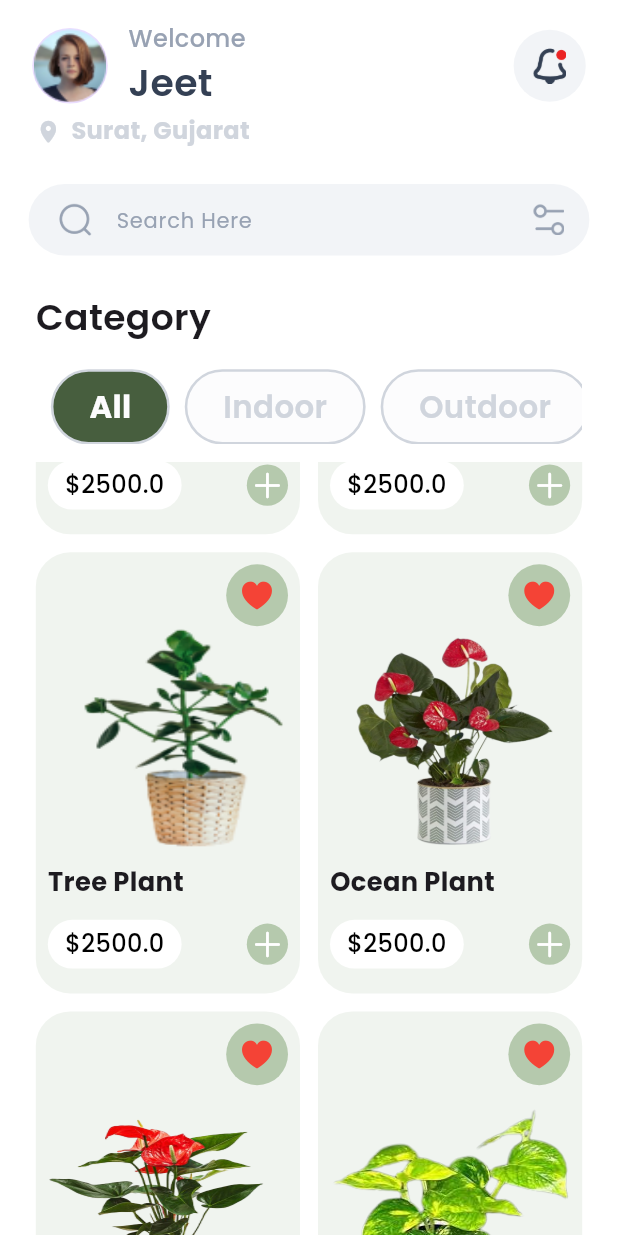
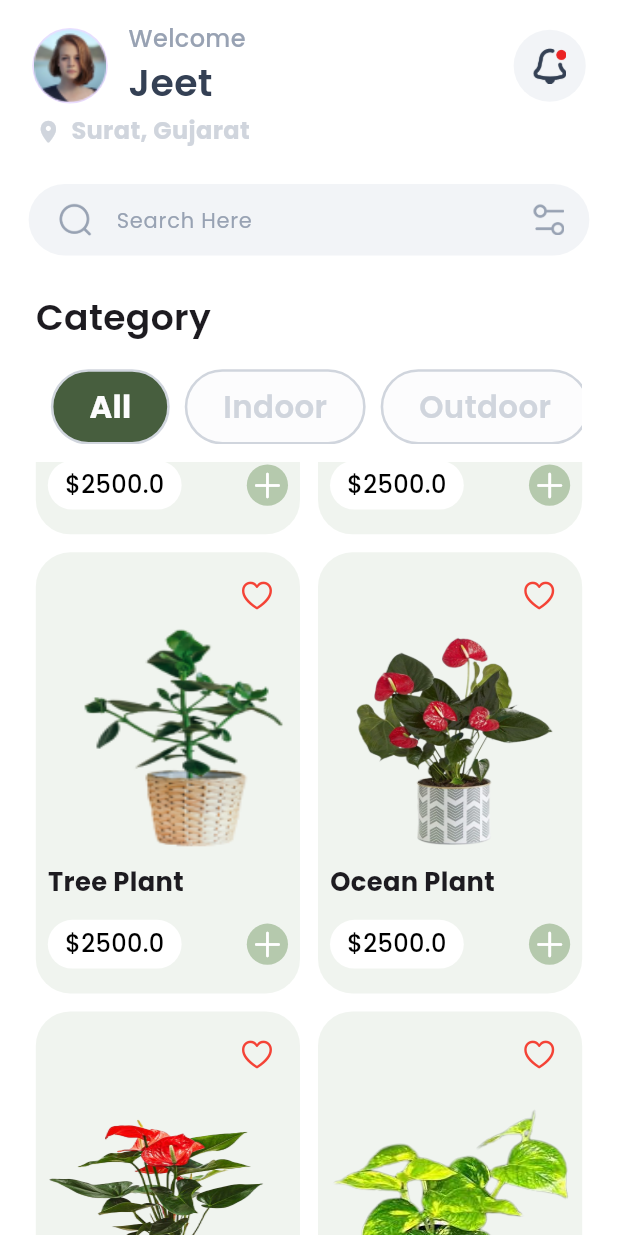
Before and after one commit to oceanmtechanshraiyani/garden_app, a Flutter app: the DashboardScreen screen opened directly, scrolled down 576 dp, on a phone screen of 412 x 824 dp. Run offline on Flutter 3.47's test engine with Material 3 defaults, Android fonts, the phone set to English and light mode, and no system bars; our stand-ins replace flutter_screenutil, flutter_svg, get, google_fonts; missing offline and left inert: qr_code_scanner, shape_of_view_null_safe.

Commit message:
like modual add on screen

```diff
--- a/lib/widgets/product_card.dart
+++ b/lib/widgets/product_card.dart
@@ -16,6 +16,13 @@ class ProductCard extends StatefulWidget {
 
 class _ProductCardState extends State<ProductCard> {
   bool like = false;
+
+  void toggleLike() {
+    setState(() {
+      like = !like;
+    });
+  }
+
   @override
   Widget build(BuildContext context) {
     return Container(
@@ -30,12 +37,15 @@ class _ProductCardState extends State<ProductCard> {
           Row(
             mainAxisAlignment: MainAxisAlignment.end,
             children: [
-              CircleAvatar(
-                backgroundColor: const Color(0xffB5C9AD),
-                minRadius: 18.r,
-                child: const Icon(
-                  CupertinoIcons.heart_fill,
-                  color: Colors.red,
+              GestureDetector(
+                onTap: toggleLike,
+                child: CircleAvatar(
+                  backgroundColor: like ? const Color(0xffB5C9AD) : Colors.transparent,
+                  minRadius: 18.r,
+                  child: Icon(
+                    like ? CupertinoIcons.heart_fill : CupertinoIcons.heart,
+                    color: Colors.red,
+                  ),
                 ),
               ),
             ],
```
